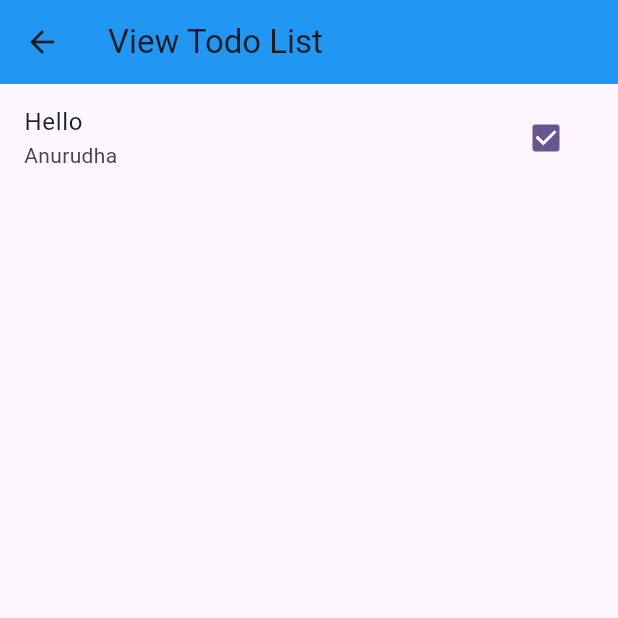
After one commit to anurudha-singh/todo_list, a Flutter app: the TodoListApp screen opened directly, on a phone screen of 412 x 824 dp, the top half of it. The commit adds this screen. Run offline on Flutter 3.47's test engine with Material 3 defaults, Android fonts, the phone set to English and light mode, and no system bars.

Commit message:
'committed with errors'

```diff
--- /dev/null
+++ b/lib/model/todoModel.dart
@@ -0,0 +1,10 @@
+class Todo {
+  String title;
+  String description;
+  bool isCompleted;
+
+  Todo(
+      {required this.title,
+      required this.description,
+      this.isCompleted = false});
+}
--- /dev/null
+++ b/lib/screens/todolist.dart
@@ -0,0 +1,51 @@
+import 'package:flutter/material.dart';
+import 'package:todo_list/model/todoModel.dart';
+
+class TodoListApp extends StatefulWidget {
+  @override
+  _TodoListAppState createState() => _TodoListAppState();
+}
+
+class _TodoListAppState extends State<TodoListApp> {
+  List<Todo> todos = [
+    Todo(title: 'Hello', description: 'Anurudha', isCompleted: true)
+  ];
+
+  @override
+  Widget build(BuildContext context) {
+    return Scaffold(
+      appBar: AppBar(
+        title: Text('View Todo List'),
+        backgroundColor: Colors.blue,
+      ),
+      body: ListView.builder(
+        itemCount: todos.length,
+        itemBuilder: (context, index) {
+          return ListTile(
+            title: Text(todos[index].title),
+            subtitle: Text(todos[index].description),
+            trailing: Checkbox(
+              value: todos[index].isCompleted,
+              onChanged: (bool? value) {
+                setState(() {
+                  todos[index].isCompleted = value!;
+                });
+              },
+            ),
+          );
+        },
+      ),
+      // floatingActionButton: FloatingActionButton(
+      //   onPressed: () {
+      //     Navigator.push(
+      //       context,
+      //       MaterialPageRoute(builder: (context) => AddItemsInsideToDoList()),
+      //     );
+      //     // Navigate to a new screen to add a new todo
+      //     // You can use Navigator.push to navigate to a new screen for adding todos
+      //   },
+      //   child: Icon(Icons.add),
+      // ),
+    );
+  }
+}
--- a/pubspec.yaml
+++ b/pubspec.yaml
@@ -35,6 +35,7 @@ dependencies:
   # The following adds the Cupertino Icons font to your application.
   # Use with the CupertinoIcons class for iOS style icons.
   cupertino_icons: ^1.0.2
+  provider: ^6.1.1
 
 dev_dependencies:
   flutter_test:
```
Also changed, not shown: lib/main.dart (+6 -1 lines), lib/provider/todo_provider.dart (added, +13 -0 lines), lib/screens/addItems.dart (added, +74 -0 lines), lib/screens/bottom_nav_bar.dart (+21 -2 lines), pubspec.lock.
